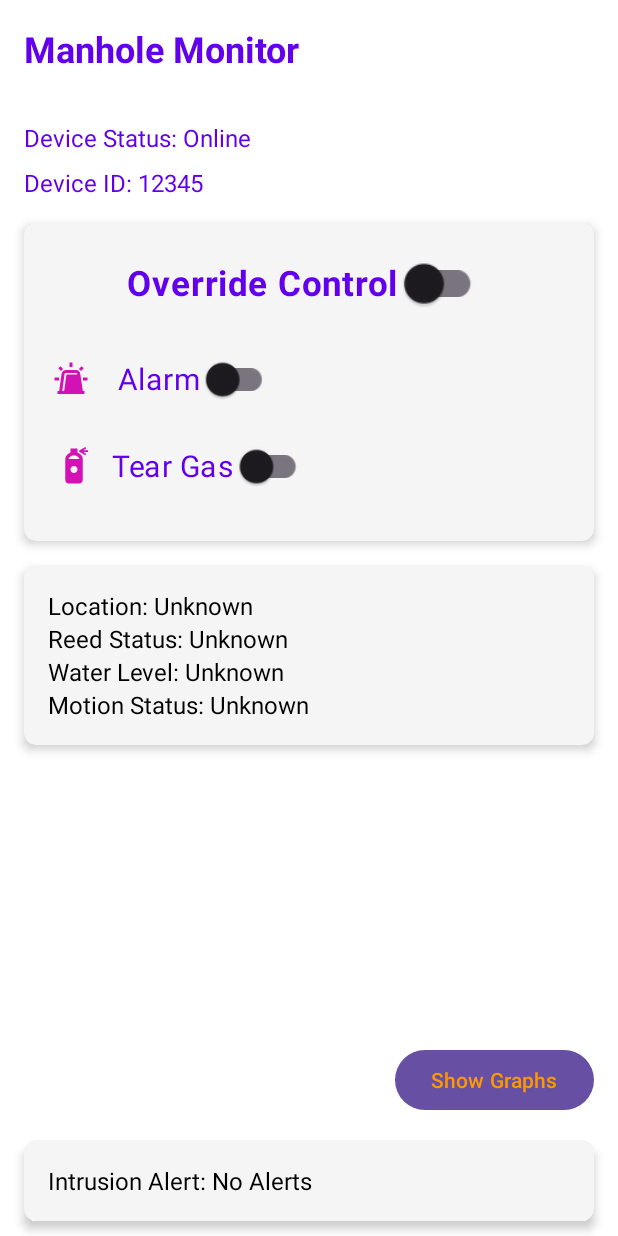
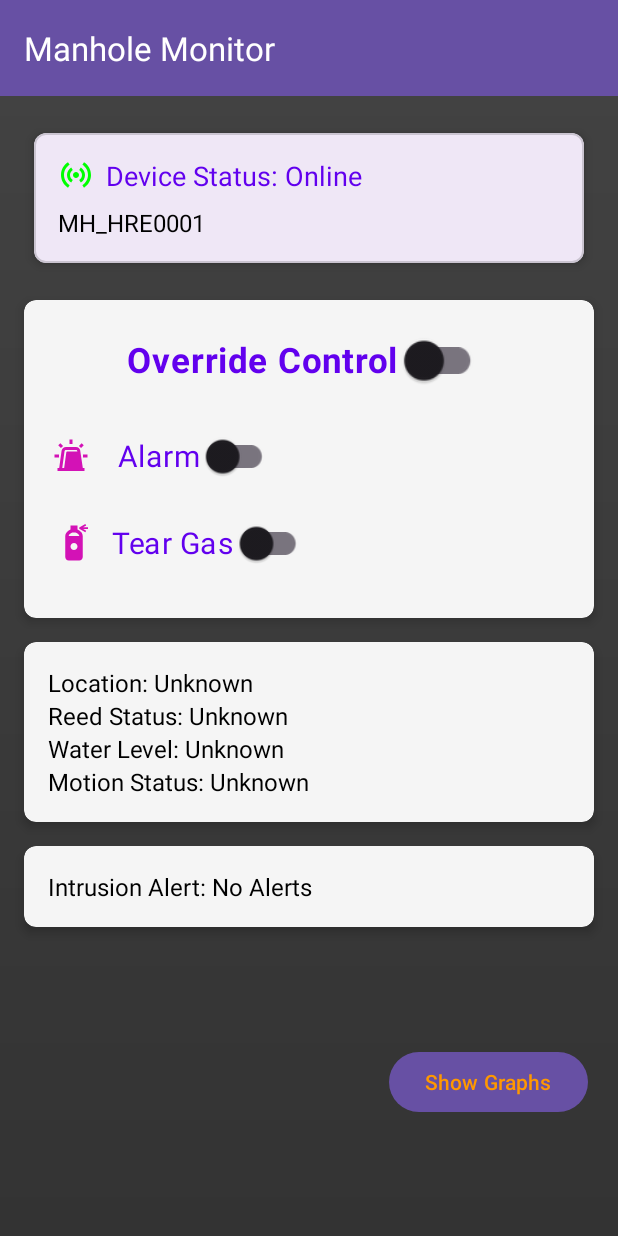
Before and after one commit to Schinqy/Smart-ManHole-Intrusion-Detection-System, an Android app: the screen it shows after launch (MainActivity), on a phone screen of 412 x 824 dp. Run offline under Robolectric (Android 15) with nearby library versions, the phone set to English and light mode, and no system bars.

Commit message:
More UI Tries

```diff
--- /dev/null
+++ b/mobile_app/app/src/main/res/drawable/bg_gradient.xml
@@ -0,0 +1,8 @@
+<?xml version="1.0" encoding="utf-8"?>
+<shape xmlns:android="http://schemas.android.com/apk/res/android">
+    <gradient
+        android:angle="90"
+        android:startColor="#333333"
+        android:endColor="#434343"
+        android:type="linear" />
+</shape>
--- /dev/null
+++ b/mobile_app/app/src/main/res/drawable/ic_online.xml
@@ -0,0 +1,11 @@
+<vector xmlns:android="http://schemas.android.com/apk/res/android"
+    android:width="480dp"
+    android:height="480dp"
+    android:viewportWidth="480"
+    android:viewportHeight="480">
+  <path
+      android:pathData="M133.28,71.09C77.27,106.48 40,168.83 40,240C40,311.17 77.27,373.52 133.28,408.98L154.69,375.16C109.84,346.8 80,296.95 80,240C80,183.05 109.84,133.2 154.69,104.84ZM346.72,71.09L325.31,104.84C370.16,133.2 400,183.05 400,240C400,296.95 370.16,346.8 325.31,375.16L346.72,408.98C402.73,373.52 440,311.17 440,240C440,168.83 402.73,106.48 346.72,71.09ZM175.94,138.59C142.34,159.92 120,197.27 120,240C120,282.73 142.34,320.08 175.94,341.33L197.34,307.5C175,293.28 160,268.52 160,240C160,211.48 175,186.72 197.34,172.5ZM304.06,138.59L282.58,172.5C305,186.72 320,211.48 320,240C320,268.52 305,293.28 282.58,307.5L304.06,341.33C337.66,320.08 360,282.73 360,240C360,197.27 337.66,159.92 304.06,138.59ZM240,200C217.89,200 200,217.89 200,240C200,262.11 217.89,280 240,280C262.11,280 280,262.11 280,240C280,217.89 262.11,200 240,200Z"
+      android:fillColor="#00FF00"
+      android:fillType="nonZero"
+      android:strokeColor="#00000000"/>
+</vector>
--- a/mobile_app/app/src/main/res/layout/activity_main.xml
+++ b/mobile_app/app/src/main/res/layout/activity_main.xml
@@ -1,4 +1,3 @@
-<?xml version="1.0" encoding="utf-8"?>
 <androidx.drawerlayout.widget.DrawerLayout
     xmlns:android="http://schemas.android.com/apk/res/android"
     xmlns:app="http://schemas.android.com/apk/res-auto"
@@ -12,76 +11,112 @@
     <androidx.constraintlayout.widget.ConstraintLayout
         android:layout_width="match_parent"
         android:layout_height="match_parent"
-        android:background="@color/backgroundColor"
-        android:paddingTop="?attr/actionBarSize"
-        android:paddingBottom="16dp"
-        android:paddingLeft="16dp"
-        android:paddingRight="16dp"
+        android:background="@drawable/bg_gradient"
+
+
         android:fitsSystemWindows="true">
 
         <!-- Header -->
-        <TextView
-            android:id="@+id/header"
+        <com.google.android.material.appbar.AppBarLayout
+            android:id="@+id/appBarLayout"
+            android:layout_width="match_parent"
+            android:layout_height="wrap_content"
+            android:layout_marginTop="16dp"
+            app:layout_collapseMode="pin"
+            tools:ignore="MissingConstraints">
+
+            <androidx.appcompat.widget.Toolbar
+                android:id="@+id/toolbar"
+                android:layout_width="match_parent"
+                android:layout_height="?attr/actionBarSize"
+                android:background="?attr/colorPrimary"
+                app:title="Manhole Monitor"
+                app:titleTextColor="@android:color/white" />
+
+        </com.google.android.material.appbar.AppBarLayout>
+
+        <!-- Device Status Card -->
+        <com.google.android.material.card.MaterialCardView
+            android:id="@+id/deviceStatusCard"
             android:layout_width="0dp"
             android:layout_height="wrap_content"
-            android:text="Manhole Monitor"
-            android:textSize="24sp"
-            android:textStyle="bold"
-            android:textColor="@color/primaryColor"
-            app:layout_constraintTop_toTopOf="parent"
+            app:layout_constraintTop_toBottomOf="@id/appBarLayout"
             app:layout_constraintStart_toStartOf="parent"
             app:layout_constraintEnd_toEndOf="parent"
-            android:padding="16dp" />
+            android:layout_margin="16dp"
+            app:cardCornerRadius="8dp"
+            app:cardElevation="4dp"
+            app:cardUseCompatPadding="true">
 
-        <!-- Device Status -->
+            <LinearLayout
+                android:layout_width="match_parent"
+                android:layout_height="wrap_content"
+                android:orientation="vertical"
+                android:padding="16dp">
+
+                <LinearLayout
+                    android:layout_width="wrap_content"
+                    android:layout_height="wrap_content"
+                    android:orientation="horizontal"
+
+                    >
+
+                    <androidx.appcompat.widget.AppCompatImageView
+                        android:id="@+id/deviceStatusIcon"
+                        android:layout_width="24dp"
+                        android:layout_height="24dp"
+                        android:src="@drawable/ic_online"
+                        android:layout_marginEnd="8dp"
+                        android:contentDescription="Online status icon"/>
+
                     <TextView
                         android:id="@+id/deviceStatus"
                         android:layout_width="wrap_content"
                         android:layout_height="wrap_content"
                         android:text="Device Status: Online"
-            android:textSize="16sp"
-            android:textColor="@color/primaryColor"
-            app:layout_constraintTop_toBottomOf="@id/header"
-            app:layout_constraintStart_toStartOf="parent"
-            android:layout_marginTop="16dp"
-            android:layout_marginStart="16dp" />
+                        android:textSize="18sp"
+                        android:textColor="@color/primaryColor"/>
+                </LinearLayout>
 
                 <TextView
                     android:id="@+id/deviceId"
                     android:layout_width="wrap_content"
                     android:layout_height="wrap_content"
-            android:text="Device ID: 12345"
+                    android:text="MH_HRE0001"
                     android:textSize="16sp"
-            android:textColor="@color/primaryColor"
-            app:layout_constraintTop_toBottomOf="@id/deviceStatus"
-            app:layout_constraintStart_toStartOf="parent"
-            android:layout_marginTop="8dp"
-            android:layout_marginStart="16dp" />
+                    android:textColor="@color/black"
+                    android:layout_marginTop="8dp" />
 
-        <!-- Control Switches -->
+            </LinearLayout>
 
+        </com.google.android.material.card.MaterialCardView>
+
+        <!-- Control Card -->
         <androidx.cardview.widget.CardView
             android:id="@+id/controlCard"
             android:layout_width="0dp"
             android:layout_height="wrap_content"
-            app:layout_constraintTop_toBottomOf="@id/deviceId"
+            app:layout_constraintTop_toBottomOf="@id/deviceStatusCard"
             app:layout_constraintStart_toStartOf="parent"
             app:layout_constraintEnd_toEndOf="parent"
             android:layout_margin="16dp"
             app:cardCornerRadius="8dp"
             app:cardElevation="4dp"
             app:cardBackgroundColor="@color/cardBackgroundColor">
+
             <LinearLayout
                 android:layout_width="match_parent"
                 android:layout_height="wrap_content"
                 android:orientation="vertical"
                 android:padding="16dp">
+
                 <LinearLayout
                     android:layout_width="match_parent"
                     android:layout_height="wrap_content"
                     android:orientation="horizontal"
                     android:layout_marginBottom="16dp"
                     android:gravity="center_horizontal">
+
                     <com.google.android.material.switchmaterial.SwitchMaterial
                         android:id="@+id/switchOverride"
                         android:layout_width="wrap_content"
@@ -97,6 +132,7 @@
                         android:scaleX="1.3"
                         android:scaleY="1.3" />
                 </LinearLayout>
+
                 <LinearLayout
                     android:layout_width="match_parent"
                     android:layout_height="wrap_content"
@@ -104,6 +140,7 @@
                     android:layout_marginBottom="10dp"
                     android:layout_marginLeft="3dp"
                     android:gravity="center_vertical">
+
                     <ImageView
                         android:layout_width="24dp"
                         android:layout_height="24dp"
@@ -125,6 +162,7 @@
                         android:scaleX="1.1"
                         android:scaleY="1.1" />
                 </LinearLayout>
+
                 <LinearLayout
                     android:layout_width="match_parent"
                     android:layout_height="wrap_content"
@@ -210,34 +248,15 @@
             </LinearLayout>
         </androidx.cardview.widget.CardView>
 
-        <!-- Button to Show Graphs -->
-        <Button
-            android:id="@+id/btnShowGraphs"
-            android:layout_width="wrap_content"
-            android:layout_height="wrap_content"
-            android:text="Show Graphs"
-            android:textColor="@color/accentColor"
-            app:layout_constraintBottom_toTopOf="@id/btnToggleManholeList"
-            app:layout_constraintEnd_toEndOf="parent"
-            android:layout_margin="16dp" />
 
-        <!-- Button to Open Sidebar -->
-        <Button
-            android:id="@+id/btnToggleManholeList"
-            android:layout_width="wrap_content"
-            android:layout_height="wrap_content"
-            android:text="Show Manholes"
-            android:textColor="@color/accentColor"
-            app:layout_constraintBottom_toBottomOf="parent"
-            app:layout_constraintEnd_toEndOf="parent"
-            android:layout_margin="16dp" />
+
 
         <!-- Intrusion Alert Card -->
         <androidx.cardview.widget.CardView
             android:id="@+id/intrusionAlertCard"
             android:layout_width="0dp"
             android:layout_height="wrap_content"
-            app:layout_constraintTop_toBottomOf="@id/btnShowGraphs"
+            app:layout_constraintTop_toBottomOf="@id/statusCard"
             app:layout_constraintStart_toStartOf="parent"
             app:layout_constraintEnd_toEndOf="parent"
             android:layout_margin="16dp"
@@ -260,6 +279,27 @@
                     android:textColor="@color/textColor" />
             </LinearLayout>
         </androidx.cardview.widget.CardView>
+        <!-- Button to Show Graphs -->
+        <RelativeLayout
+            android:layout_width="match_parent"
+            android:layout_height="wrap_content"
+            app:layout_constraintTop_toBottomOf="@id/intrusionAlertCard"
+            app:layout_constraintBottom_toBottomOf="parent"
+            android:gravity="end|bottom"
+            android:layout_margin="10dp"
+
+            >
+        <Button
+            android:id="@+id/btnShowGraphs"
+            android:layout_width="wrap_content"
+            android:layout_height="wrap_content"
+            android:text="Show Graphs"
+            android:textColor="@color/accentColor"
+
+            android:layout_margin="10dp" />
+        </RelativeLayout>
+        <!-- Button to Open Sidebar -->
+
     </androidx.constraintlayout.widget.ConstraintLayout>
 
     <!-- Sidebar Content -->
@@ -267,7 +307,8 @@
         android:id="@+id/navigationView"
         android:layout_width="wrap_content"
         android:layout_height="match_parent"
-        android:layout_gravity="start">
+        android:layout_gravity="start"
+        android:fitsSystemWindows="true">
 
         <LinearLayout
             android:layout_width="match_parent"
--- a/mobile_app/app/src/main/res/values/colors.xml
+++ b/mobile_app/app/src/main/res/values/colors.xml
@@ -9,7 +9,7 @@
         <color name="secondaryColor">#03DAC6</color>
 
         <!-- Background and Surface colors -->
-        <color name="backgroundColor">#FFFFFF</color>
+        <color name="backgroundColor">#000000</color>
         <color name="surfaceColor">#FFFFFF</color>
 
         <!-- Text colors -->
```
Also changed, not shown: mobile_app/app/src/main/res/drawable/ic_offline.xml (added, +11 -0 lines), mobile_app/app/src/main/res/layout/activity_main_2.xml (added, +267 -0 lines). Lines whose indentation alone changed are shown as unchanged.
